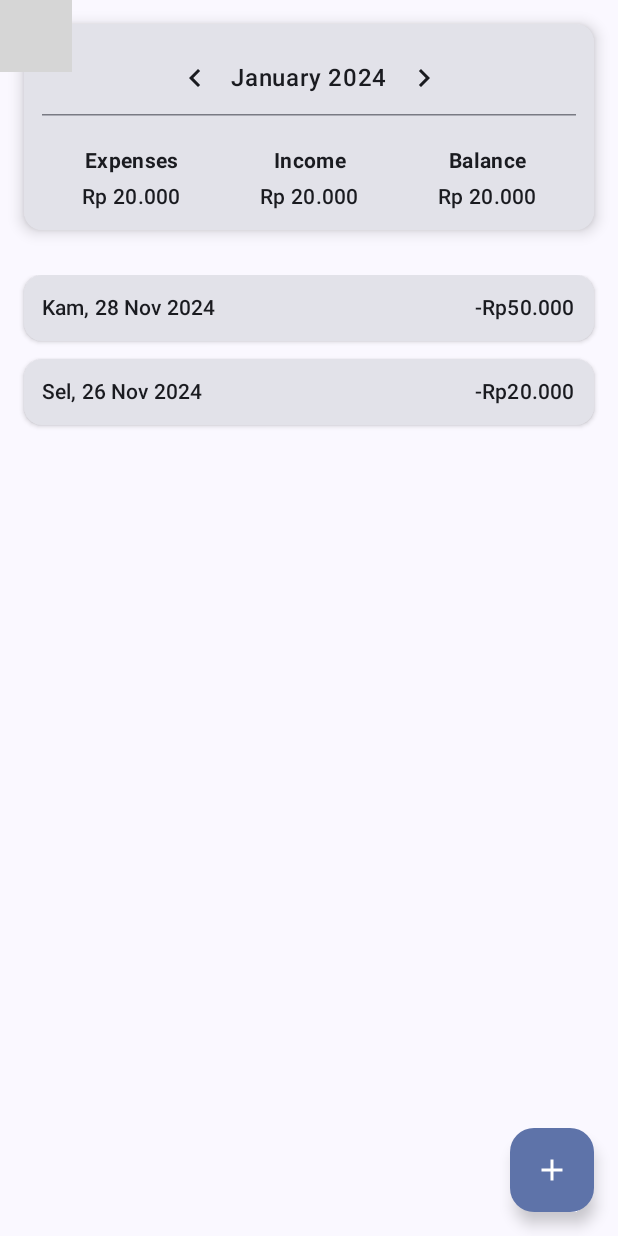
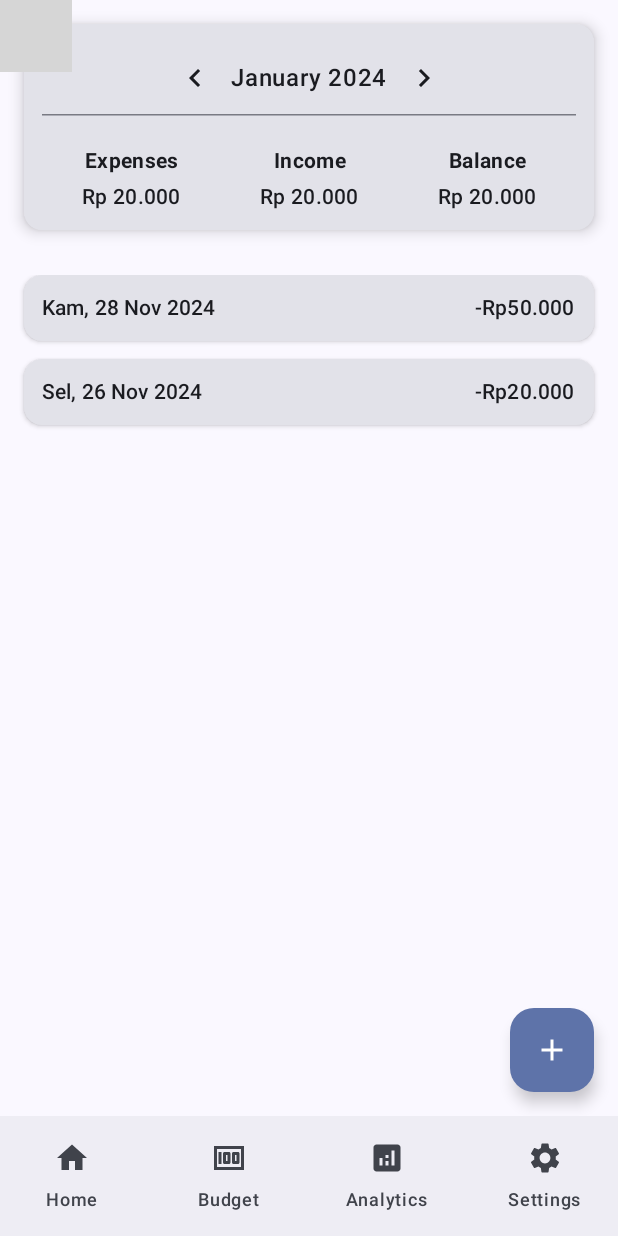
Before and after one commit to notsatria/bajet, an Android app built with Jetpack Compose: the screen it shows after launch (MainActivity), after a tap on an icon or button, on a phone screen of 412 x 824 dp. Run offline under Robolectric (Android 15) with nearby library versions, the phone set to English and light mode, and no system bars; our stand-ins replace Dagger/Hilt's generated code, Room's generated code; 13 statements that could not run were skipped; 1 other tap on this screen came first; grey boxes are pictures that could not be loaded.

Commit message:
feat: added BottomNavigationBar and Screen to BajetApp

```diff
--- /dev/null
+++ b/app/src/main/java/com/notsatria/bajet/App.kt
@@ -0,0 +1,17 @@
+package com.notsatria.bajet
+
+import android.app.Application
+import com.notsatria.bajet.BuildConfig.*
+import dagger.hilt.android.HiltAndroidApp
+import timber.log.Timber
+
+@HiltAndroidApp
+class App : Application() {
+    override fun onCreate() {
+        super.onCreate()
+
+        if (DEBUG) {
+            Timber.plant(Timber.DebugTree())
+        }
+    }
+}
--- a/app/src/main/java/com/notsatria/bajet/BajetApp.kt
+++ /dev/null
@@ -1,8 +0,0 @@
-package com.notsatria.bajet
-
-import android.app.Application
-import dagger.hilt.android.HiltAndroidApp
-
-@HiltAndroidApp
-class BajetApp : Application() {
-}
--- a/app/src/main/java/com/notsatria/bajet/MainActivity.kt
+++ b/app/src/main/java/com/notsatria/bajet/MainActivity.kt
@@ -4,16 +4,19 @@ import android.os.Bundle
 import androidx.activity.ComponentActivity
 import androidx.activity.compose.setContent
 import androidx.activity.enableEdgeToEdge
+import com.notsatria.bajet.ui.BajetApp
 import com.notsatria.bajet.ui.screen.home.HomeScreen
 import com.notsatria.bajet.ui.theme.BajetTheme
+import dagger.hilt.android.AndroidEntryPoint
 
+@AndroidEntryPoint
 class MainActivity : ComponentActivity() {
     override fun onCreate(savedInstanceState: Bundle?) {
         super.onCreate(savedInstanceState)
         enableEdgeToEdge()
         setContent {
             BajetTheme {
-               HomeScreen()
+               BajetApp()
             }
         }
     }
--- /dev/null
+++ b/app/src/main/java/com/notsatria/bajet/navigation/BottomNavigationBar.kt
@@ -0,0 +1,47 @@
+package com.notsatria.bajet.navigation
+
+import androidx.compose.material.icons.Icons
+import androidx.compose.material.icons.filled.Analytics
+import androidx.compose.material.icons.filled.Home
+import androidx.compose.material.icons.filled.Money
+import androidx.compose.material.icons.filled.Settings
+import androidx.compose.material3.Icon
+import androidx.compose.material3.NavigationBar
+import androidx.compose.material3.NavigationBarItem
+import androidx.compose.material3.Text
+import androidx.compose.runtime.Composable
+import androidx.compose.ui.Modifier
+import androidx.navigation.NavHostController
+
+@Composable
+fun BottomNavigationBar(
+    modifier: Modifier = Modifier,
+    navController: NavHostController,
+    currentRoute: String? = null
+) {
+    NavigationBar(modifier) {
+        val navItems = listOf(
+            NavigationItem("Home", Icons.Default.Home, Screen.Home),
+            NavigationItem("Budget", Icons.Default.Money, Screen.Budget),
+            NavigationItem("Analytics", Icons.Default.Analytics, Screen.Analytics),
+            NavigationItem("Settings", Icons.Default.Settings, Screen.Settings),
+        )
+
+        navItems.map { item ->
+            NavigationBarItem(
+                selected = currentRoute == item.screen.route,
+                onClick = {
+                    navController.navigate(item.screen.route) {
+                        popUpTo(navController.graph.id) {
+                            saveState = true
+                        }
+                        restoreState = true
+                        launchSingleTop = true
+                    }
+                },
+                icon = { Icon(imageVector = item.icon, contentDescription = item.label) },
+                label = { Text(item.label) }
+            )
+        }
+    }
+}
--- /dev/null
+++ b/app/src/main/java/com/notsatria/bajet/navigation/NavigationItem.kt
@@ -0,0 +1,9 @@
+package com.notsatria.bajet.navigation
+
+import androidx.compose.ui.graphics.vector.ImageVector
+
+data class NavigationItem(
+    val label: String,
+    val icon: ImageVector,
+    val screen: Screen
+)
--- /dev/null
+++ b/app/src/main/java/com/notsatria/bajet/navigation/Screen.kt
@@ -0,0 +1,9 @@
+package com.notsatria.bajet.navigation
+
+sealed class Screen(val route: String) {
+    data object Home : Screen("home")
+    data object Budget : Screen("budget")
+    data object Analytics : Screen("analytics")
+    data object Settings : Screen("settings")
+    data object AddCashFlow : Screen("home/add_cash_flow")
+}
--- /dev/null
+++ b/app/src/main/java/com/notsatria/bajet/ui/BajetApp.kt
@@ -0,0 +1,48 @@
+package com.notsatria.bajet.ui
+
+import androidx.compose.foundation.layout.padding
+import androidx.compose.material3.Scaffold
+import androidx.compose.runtime.Composable
+import androidx.compose.runtime.getValue
+import androidx.compose.ui.Modifier
+import androidx.navigation.NavHostController
+import androidx.navigation.compose.NavHost
+import androidx.navigation.compose.composable
+import androidx.navigation.compose.currentBackStackEntryAsState
+import androidx.navigation.compose.rememberNavController
+import com.notsatria.bajet.navigation.BottomNavigationBar
+import com.notsatria.bajet.navigation.Screen
+import com.notsatria.bajet.ui.screen.add_cashflow.AddCashFlowScreen
+import com.notsatria.bajet.ui.screen.home.HomeScreen
+import com.notsatria.bajet.ui.theme.backgroundLight
+
+@Composable
+fun BajetApp(
+    modifier: Modifier = Modifier,
+    navController: NavHostController = rememberNavController()
+) {
+    val navBackStackEntry by navController.currentBackStackEntryAsState()
+    val currentRoute = navBackStackEntry?.destination?.route
+
+    Scaffold(
+        modifier = modifier,
+        containerColor = backgroundLight,
+        bottomBar = {
+            if (currentRoute != Screen.AddCashFlow.route) BottomNavigationBar(navController = navController)
+        }) { innerPadding ->
+        NavHost(
+            navController = navController,
+            startDestination = Screen.Home.route,
+            modifier = Modifier.padding(innerPadding)
+        ) {
+            composable(Screen.Home.route) {
+                HomeScreen(navigateToAddCashFlowScreen = {
+                    navController.navigate(Screen.AddCashFlow.route)
+                })
+            }
+            composable(Screen.AddCashFlow.route) {
+                AddCashFlowScreen(navigateBack = { navController.navigateUp() })
+            }
+        }
+    }
+}
```
